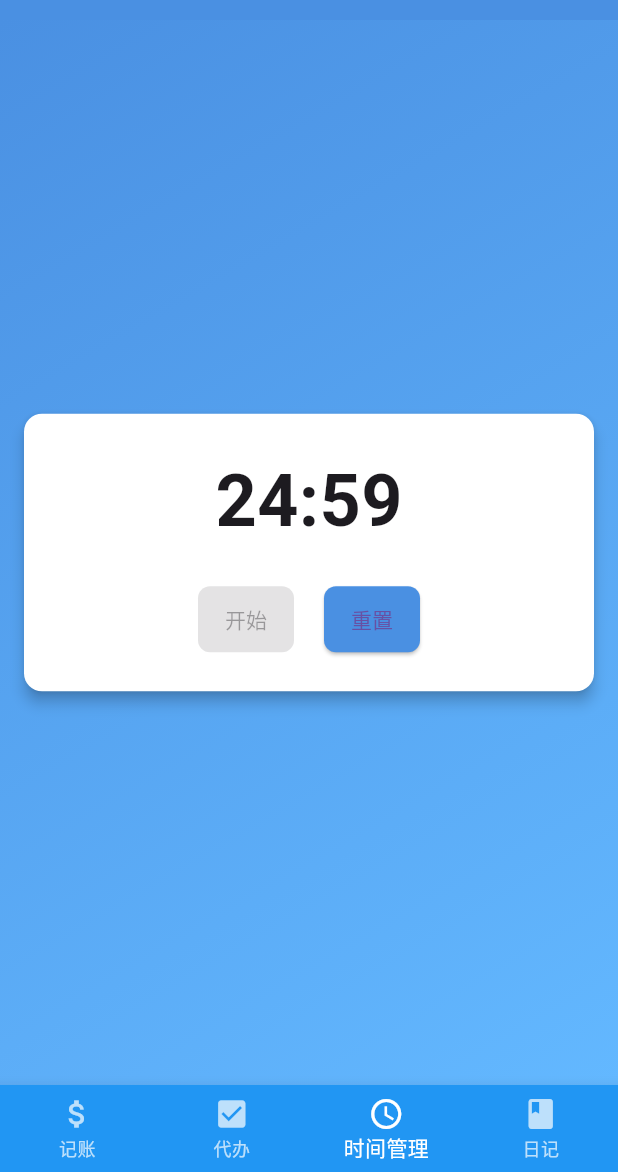
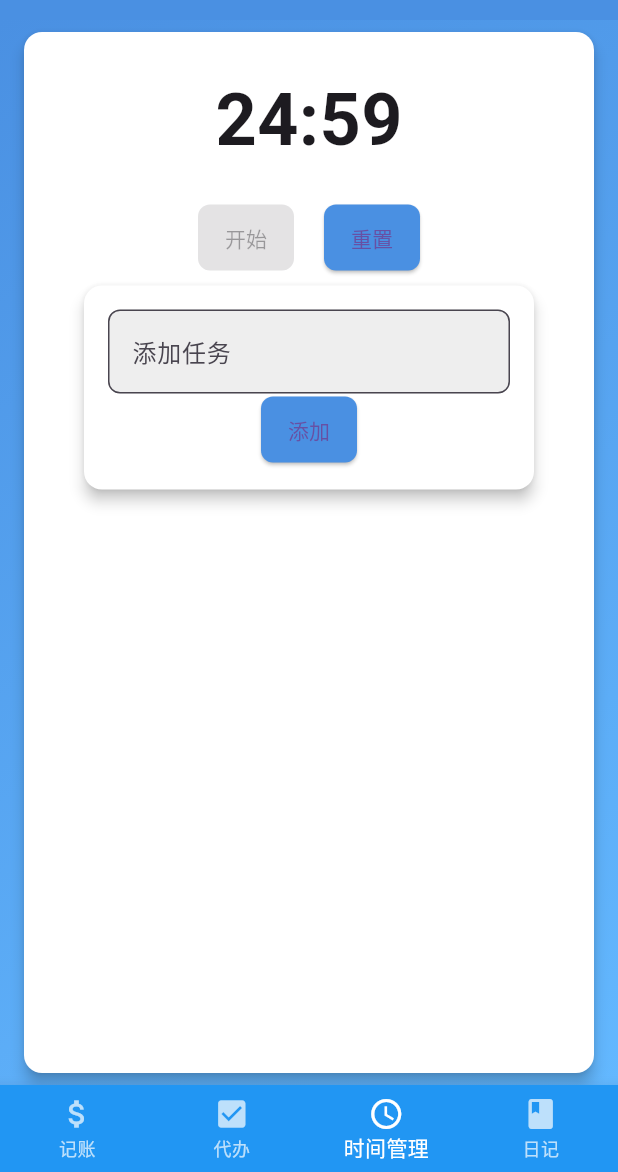
Before and after one commit to White-Lulu/cherriy, a Flutter app: the screen it shows after launch, item 3 of the bottom bar chosen, after a tap on "开始", on a phone screen of 412 x 824 dp, the part 64-1236 px from its top. Run offline on Flutter 3.47's test engine with Material 3 defaults, Android fonts, the light colour scheme and no system bars; our stand-ins replace shared_preferences.

Commit message:
win and comment

```diff
--- a/lib/main.dart
+++ b/lib/main.dart
@@ -3,42 +3,54 @@ import 'package:shared_preferences/shared_preferences.dart';
 import 'dart:convert';
 import 'dart:async';
 
+// 主函数，应用程序的入口点
 void main() {
+  // 使用 runZonedGuarded 来捕获未处理的异步错误
   runZonedGuarded(() {
+    // 确保 Flutter 绑定初始化
     WidgetsFlutterBinding.ensureInitialized();
+    // 运行应用程序
     runApp(MyApp());
   }, (error, stackTrace) {
+    // 错误处理函数，打印错误和堆栈跟踪
     print('错误: $error');
     print('堆栈跟踪: $stackTrace');
   });
 }
 
+// MyApp 类，定义应用程序的整体结构和主题
 class MyApp extends StatelessWidget {
   @override
   Widget build(BuildContext context) {
     return MaterialApp(
       title: 'Personal Manager',
+      // 移除调试标签
       debugShowCheckedModeBanner: false,
+      // 定义应用程序的主题
       theme: ThemeData(
         primarySwatch: Colors.blue,
         primaryColor: Color(0xFF4A90E2),
         scaffoldBackgroundColor: Colors.grey[100],
+        // 定义 AppBar 主题
         appBarTheme: AppBarTheme(
           backgroundColor: Color(0xFF4A90E2),
           elevation: 0,
         ),
+        // 定义底部导航栏主题
         bottomNavigationBarTheme: BottomNavigationBarThemeData(
           backgroundColor: Colors.white,
           selectedItemColor: Color(0xFF4A90E2),
           unselectedItemColor: Colors.grey[600],
           elevation: 8,
         ),
+        // 定义卡片主题
         cardTheme: CardTheme(
           color: Colors.white,
           elevation: 4,
           shape: RoundedRectangleBorder(borderRadius: BorderRadius.circular(12)),
           margin: EdgeInsets.symmetric(vertical: 8, horizontal: 16),
         ),
+        // 定义输入装饰主题
         inputDecorationTheme: InputDecorationTheme(
           border: OutlineInputBorder(
             borderRadius: BorderRadius.circular(8),
@@ -46,6 +58,7 @@ class MyApp extends StatelessWidget {
           filled: true,
           fillColor: Colors.grey[200],
         ),
+        // 定义凸起按钮主题
         elevatedButtonTheme: ElevatedButtonThemeData(
           style: ElevatedButton.styleFrom(
             backgroundColor: Color(0xFF4A90E2),
@@ -56,18 +69,23 @@ class MyApp extends StatelessWidget {
           ),
         ),
       ),
+      // 设置首页
       home: HomePage(),
     );
   }
 }
 
+// HomePage 类，定义应用程序的主页面
 class HomePage extends StatefulWidget {
   @override
   HomePageState createState() => HomePageState();
 }
 
+// HomePage 的状态类
 class HomePageState extends State<HomePage> {
+  // 当前选中的底部导航栏索引
   int _currentIndex = 0;
+  // 定义页面列表
   final List<Widget> _pages = [
     AccountingPage(),
     TodoPage(),
@@ -81,9 +99,12 @@ class HomePageState extends State<HomePage> {
       appBar: AppBar(
         title: Text('Personal Manager'),
       ),
+      // 根据当前索引显示对应的页面
       body: _pages[_currentIndex],
+      // 底部导航栏
       bottomNavigationBar: BottomNavigationBar(
         currentIndex: _currentIndex,
+        // 当点击底部导航栏项目时更新状态
         onTap: (index) {
           setState(() {
             _currentIndex = index;
@@ -93,6 +114,7 @@ class HomePageState extends State<HomePage> {
         backgroundColor: Colors.blue,
         selectedItemColor: Colors.white,
         unselectedItemColor: Colors.white70,
+        // 定义底部导航栏的项目
         items: [
           BottomNavigationBarItem(icon: Icon(Icons.attach_money), label: '记账'),
           BottomNavigationBarItem(icon: Icon(Icons.check_box), label: '代办'),
@@ -104,32 +126,40 @@ class HomePageState extends State<HomePage> {
   }
 }
 
-// 记账
+// 记账页面
 class AccountingPage extends StatefulWidget {
   @override
   AccountingPageState createState() => AccountingPageState();
 }
 
 class AccountingPageState extends State<AccountingPage> {
+  // 表单的全局键，用于验证表单
   final _formKey = GlobalKey<FormState>();
+  // 控制器，用于获取用户输入的金额、类别和备注
   final _amountController = TextEditingController();
   final _categoryController = TextEditingController();
   final _noteController = TextEditingController();
+  // 存储记账记录的列表
   List<Map<String, String>> records = [];
+  // 标记是否正在加载数据
   bool _isLoading = true;
+  // 交易类型，默认为支出
   String _transactionType = '支出';
 
   @override
   void initState() {
     super.initState();
+    // 初始化时加载记录
     _loadRecords();
   }
 
+  // 从本地存储加载记账记录
   Future<void> _loadRecords() async {
     SharedPreferences prefs = await SharedPreferences.getInstance();
     String? savedRecords = prefs.getString('accountingRecords');
     if (savedRecords != null) {
       setState(() {
+        // 解码JSON并转换为List<Map<String, String>>
         records = (jsonDecode(savedRecords) as List<dynamic>)
             .map((item) => Map<String, String>.from(item))
             .toList();
@@ -142,11 +172,13 @@ class AccountingPageState extends State<AccountingPage> {
     }
   }
 
+  // 保存记账记录到本地存储
   Future<void> _saveRecords() async {
     SharedPreferences prefs = await SharedPreferences.getInstance();
     await prefs.setString('accountingRecords', jsonEncode(records));
   }
 
+  // 添加新的记账记录
   void _addRecord() {
     if (_formKey.currentState!.validate()) {
       setState(() {
@@ -156,6 +188,7 @@ class AccountingPageState extends State<AccountingPage> {
           'note': _noteController.text,
           'type': _transactionType,
         });
+        // 清空输入框
         _amountController.clear();
         _categoryController.clear();
         _noteController.clear();
@@ -180,6 +213,7 @@ class AccountingPageState extends State<AccountingPage> {
                   key: _formKey,
                   child: Column(
                     children: [
+                      // 交易类型下拉选择框
                       DropdownButtonFormField<String>(
                         value: _transactionType,
                         items: ['收入', '支出'].map((String value) {
@@ -195,7 +229,8 @@ class AccountingPageState extends State<AccountingPage> {
                         },
                         decoration: InputDecoration(labelText: '类型'),
                       ),
-                      SizedBox(height: 16), // 添加间距
+                      SizedBox(height: 16),
+                      // 金额输入框
                       TextFormField(
                         controller: _amountController,
                         decoration: InputDecoration(labelText: '金额'),
@@ -207,7 +242,8 @@ class AccountingPageState extends State<AccountingPage> {
                           return null;
                         },
                       ),
-                      SizedBox(height: 16), // 添加间距
+                      SizedBox(height: 16),
+                      // 类别输入框
                       TextFormField(
                         controller: _categoryController,
                         decoration: InputDecoration(labelText: '类别'),
@@ -218,13 +254,14 @@ class AccountingPageState extends State<AccountingPage> {
                           return null;
                         },
                       ),
-                      SizedBox(height: 16), // 添加间距
+                      SizedBox(height: 16),
+                      // 备注输入框
                       TextFormField(
                         controller: _noteController,
                         decoration: InputDecoration(labelText: '备注'),
                       ),
-
-                      SizedBox(height:24),  // 在按钮之前增加更多间距
+                      SizedBox(height:24),
+                      // 添加记录按钮
                       ElevatedButton(
                         onPressed: _addRecord,
                         child: Text('添加记录'),
@@ -235,6 +272,7 @@ class AccountingPageState extends State<AccountingPage> {
                   ),
                  ),
                 SizedBox(height: 16),
+                // 显示记账记录列表
                 Expanded(
                   child: ListView.builder(
                     itemCount: records.length,
@@ -247,7 +285,6 @@ class AccountingPageState extends State<AccountingPage> {
                           ),
                           title: Text('金额: ${records[index]['amount']}'),
                           subtitle: Text('类别: ${records[index]['category']}\n备注: ${records[index]['note']}'),
-
                         ),
                       );
                     },
@@ -259,22 +296,25 @@ class AccountingPageState extends State<AccountingPage> {
   }
 }
 
-// Todo
+// Todo 页面
 class TodoPage extends StatefulWidget {
   @override
   TodoPageState createState() => TodoPageState();
 }
 
 class TodoPageState extends State<TodoPage> {
+  // 用于控制输入的待办事项文本
   final _todoController = TextEditingController();
+  // 存储待办事项的列表
   List<Map<String, dynamic>> todos = [];
 
   @override
   void initState() {
     super.initState();
-    _loadTodos();  // 加载代办数
+    _loadTodos();  // 初始化时加载待办事项
   }
 
+  // 从本地存储加载待办事项
   void _loadTodos() async {
     SharedPreferences prefs = await SharedPreferences.getInstance();
     String? savedTodos = prefs.getString('todoList');
@@ -285,21 +325,24 @@ class TodoPageState extends State<TodoPage> {
     }
   }
 
+  // 保存待办事项到本地存储
   void _saveTodos() async {
     SharedPreferences prefs = await SharedPreferences.getInstance();
     prefs.setString('todoList', jsonEncode(todos));
   }
 
+  // 添加新的待办事项
   void _addTodo() {
     if (_todoController.text.isNotEmpty) {
       setState(() {
         todos.add({'task': _todoController.text, 'completed': false});
-        _saveTodos();  // 保存代办事项
+        _saveTodos();  // 保存待办事项
         _todoController.clear();
       });
     }
   }
 
+  // 切换待办事项的完成状态
   void _toggleComplete(int index) {
     setState(() {
       todos[index]['completed'] = !todos[index]['completed'];
@@ -307,6 +350,7 @@ class TodoPageState extends State<TodoPage> {
     });
   }
 
+  // 删除待办事项
   void _deleteTodo(int index) {
     setState(() {
       todos.removeAt(index);
@@ -327,7 +371,7 @@ class TodoPageState extends State<TodoPage> {
                 TextField(
                   controller: _todoController,
                   decoration: InputDecoration(
-              labelText: '代办事项',
+                    labelText: '待办事项',
                     suffixIcon: IconButton(
                       icon: Icon(Icons.add),
                       onPressed: _addTodo,
@@ -337,6 +381,7 @@ class TodoPageState extends State<TodoPage> {
             ),
           ),
           SizedBox(height: 16),
+          // 显示待办事项列表
           Expanded(
             child: ListView.builder(
               itemCount: todos.length,
@@ -355,10 +400,12 @@ class TodoPageState extends State<TodoPage> {
                     trailing: Row(
                       mainAxisSize: MainAxisSize.min,
                       children: [
+                        // 完成状态复选框
                         Checkbox(
                           value: todos[index]['completed'],
                           onChanged: (value) => _toggleComplete(index),
                         ),
+                        // 删除按钮
                         IconButton(
                           icon: Icon(Icons.delete),
                           onPressed: () => _deleteTodo(index),
@@ -376,17 +423,21 @@ class TodoPageState extends State<TodoPage> {
   }
 }
 
-// 时间管理
+// 时间管理页面
 class TimeManagementPage extends StatefulWidget {
   @override
   TimeManagementPageState createState() => TimeManagementPageState();
 }
 
 class TimeManagementPageState extends State<TimeManagementPage> {
-  int _remainingTime = 25 * 60; // 25分钟
-  bool _isRunning = false;
-  Timer? _timer;
+  int _remainingTime = 25 * 60; // 25分钟的倒计时
+  bool _isRunning = false; // 计时器是否在运行
+  Timer? _timer; // 计时器
+  String _currentTask = ''; // 当前任务
+  List<String> _tasks = []; // 任务列表
+  final _taskController = TextEditingController(); // 任务输入控制器
 
+  // 开始计时器
   void _startTimer() {
     setState(() {
       _isRunning = true;
@@ -398,11 +449,16 @@ class TimeManagementPageState extends State<TimeManagementPage> {
         } else {
           _timer?.cancel();
           _isRunning = false;
+          _showCompletionDialog(); // 计时结束时显示完成对话框
         }
       });
     });
+    if (_tasks.isNotEmpty) {
+      _currentTask = _tasks.removeAt(0);
+    }
   }
 
+  // 重置计时器
   void _resetTimer() {
     setState(() {
       _timer?.cancel();
@@ -411,15 +467,49 @@ class TimeManagementPageState extends State<TimeManagementPage> {
     });
   }
 
+  // 格式化时间显示
   String _formatTime(int seconds) {
     int minutes = seconds ~/ 60;
     int remainingSeconds = seconds % 60;
     return '${minutes.toString().padLeft(2, '0')}:${remainingSeconds.toString().padLeft(2, '0')}';
   }
 
+  // 添加新任务
+  void _addTask() {
+    if (_taskController.text.isNotEmpty) {
+      setState(() {
+        _tasks.add(_taskController.text);
+        _taskController.clear();
+      });
+    }
+  }
+
+  // 显示完成对话框
+  void _showCompletionDialog() {
+    showDialog(
+      context: context,
+      builder: (BuildContext context) {
+        return AlertDialog(
+          title: Text('专注时间结束'),
+          content: Text('你已经完��了 $_currentTask'),
+          actions: <Widget>[
+            TextButton(
+              child: Text('确定'),
+              onPressed: () {
+                Navigator.of(context).pop();
+              },
+            ),
+          ],
+        );
+      },
+    );
+  }
+
+  // TimeManagementPage 的 build 方法
   @override
   Widget build(BuildContext context) {
     return Container(
+      // 设置背景渐变色
       decoration: BoxDecoration(
         gradient: LinearGradient(
           begin: Alignment.topLeft,
@@ -434,11 +524,13 @@ class TimeManagementPageState extends State<TimeManagementPage> {
             child: Column(
               mainAxisSize: MainAxisSize.min,
               children: [
+                // 显示倒计时
                 Text(
                   _formatTime(_remainingTime),
                   style: TextStyle(fontSize: 48, fontWeight: FontWeight.bold),
                 ),
                 SizedBox(height: 20),
+                // 开始和重置按钮
                 Row(
                   mainAxisAlignment: MainAxisAlignment.center,
                   children: [
@@ -453,6 +545,35 @@ class TimeManagementPageState extends State<TimeManagementPage> {
                     ),
                   ],
                 ),
+                // 任务输入区域
+                Card(
+                  child: Padding(
+                    padding: const EdgeInsets.all(16.0),
+                    child: Column(
+                      children: [
+                        TextField(
+                          controller: _taskController,
+                          decoration: InputDecoration(labelText: '添加任务'),
+                        ),
+                        ElevatedButton(
+                          onPressed: _addTask,
+                          child: Text('添加'),
+                        ),
+                      ],
+                    ),
+                  ),
+                ),
+                // 任务列表
+                Expanded(
+                  child: ListView.builder(
+                    itemCount: _tasks.length,
+                    itemBuilder: (context, index) {
+                      return ListTile(
+                        title: Text(_tasks[index]),
+                      );
+                    },
+                  ),
+                ),
               ],
             ),
           ),
@@ -462,24 +583,29 @@ class TimeManagementPageState extends State<TimeManagementPage> {
   }
 }
 
-// 日记
+// 日记页面
 class DiaryPage extends StatefulWidget {
   @override
   DiaryPageState createState() => DiaryPageState();
 }
 
 class DiaryPageState extends State<DiaryPage> {
+  // 日记内容输入控制器
   final _diaryController = TextEditingController();
-  List<Map<String, String>> diaries = []; // 修改为 List<Map<String, String>>
+  // 存储日记条目的列表
+  List<Map<String, String>> diaries = [];
+  // 当前选择的心情
   String _selectedMood = '😊';
+  // 可选的心情列表
   final List<String> _moods = ['😊', '😐', '😢', '😡', '😴'];
 
   @override
   void initState() {
     super.initState();
-    _loadDiaries();  // 初始化加载日记
+    _loadDiaries();  // 初始化时加载日记
   }
 
+  // 从本地存储加载日记
   void _loadDiaries() async {
     SharedPreferences prefs = await SharedPreferences.getInstance();
     String? savedDiaries = prefs.getString('diaries');
@@ -492,6 +618,7 @@ class DiaryPageState extends State<DiaryPage> {
     }
   }
 
+  // 保存日记到本地存储
   void _saveDiaries() async {
     SharedPreferences prefs = await SharedPreferences.getInstance();
     String jsonString = jsonEncode(diaries.map((diary) =>
@@ -500,6 +627,7 @@ class DiaryPageState extends State<DiaryPage> {
     await prefs.setString('diaries', jsonString);
   }
 
+  // 添加新的日记条目
   void _addDiary() {
     if (_diaryController.text.isNotEmpty) {
       setState(() {
@@ -520,6 +648,7 @@ class DiaryPageState extends State<DiaryPage> {
       padding: const EdgeInsets.all(16.0),
       child: Column(
         children: [
+          // 心情选择器
           Row(
             children: _moods.map((mood) {
               return IconButton(
@@ -532,6 +661,7 @@ class DiaryPageState extends State<DiaryPage> {
               );
             }).toList(),
           ),
+          // 日记输入框
           TextField(
             controller: _diaryController,
             decoration: InputDecoration(
@@ -543,6 +673,7 @@ class DiaryPageState extends State<DiaryPage> {
             ),
             maxLines: 3,
           ),
+          // 日记列表
           Expanded(
             child: ListView.builder(
               itemCount: diaries.length,
```
Lines whose indentation alone changed are shown as unchanged.
